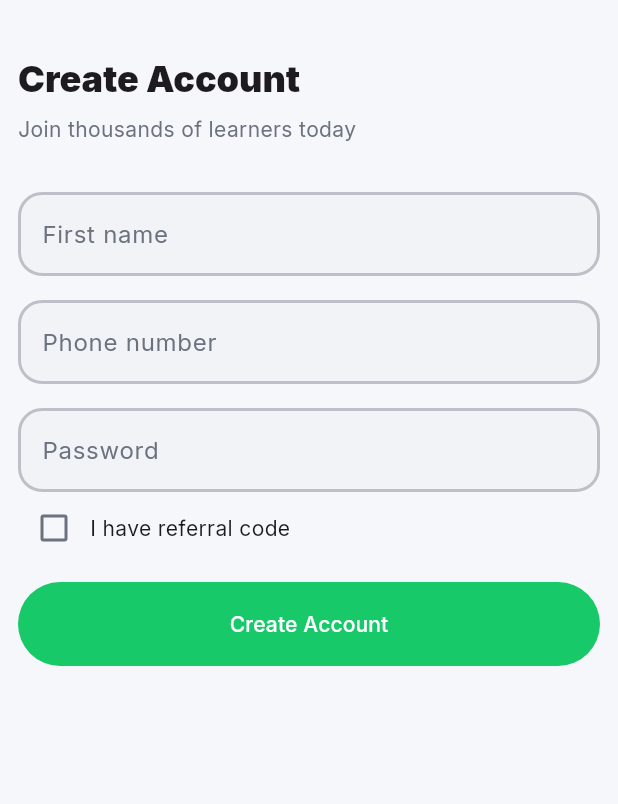
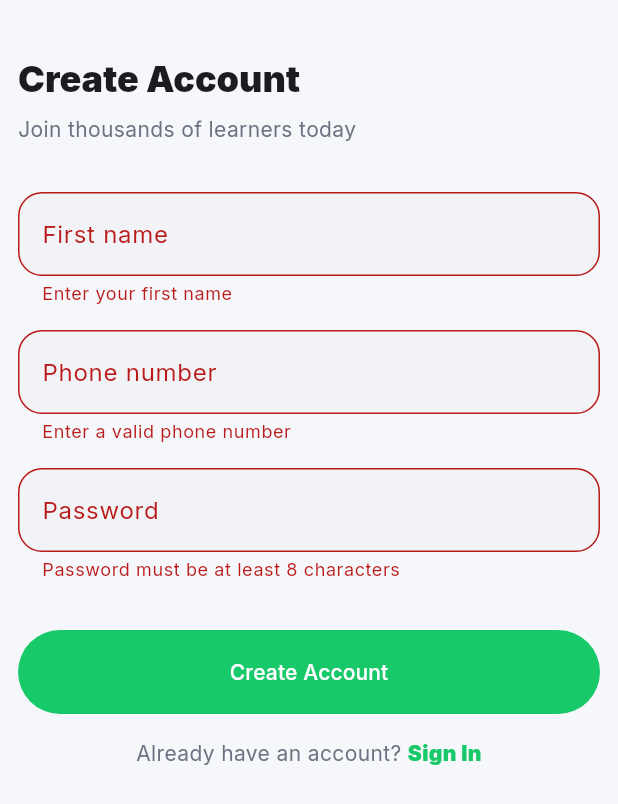
Before and after one commit to khberv-dev/learning-platform-app, a Flutter app: the RegisterScreen screen opened by its route, after a tap on "Create Account", on a phone screen of 412 x 824 dp. Shown: the top 804 px of the screen. Run offline on Flutter 3.47's test engine with Material 3 defaults, Android fonts, the phone set to English and light mode, and no system bars; our stand-ins replace chewie, dio, flutter_riverpod, flutter_svg, go_router, google_fonts and 4 more; missing offline and left inert: talker_dio_logger; accounts and stored records are empty.

Commit message:
feat: implement sign-up flow with auth/sign-up endpoint
- Add signUp to IAuthRepository and AuthRepository (POST auth/sign-up)
- Add UseSignUp use case and RegisterController (AsyncNotifier)
- Rewrite RegisterScreen: validated form, loading state, navigates to /app on success, error snackbar on failure
- Wire "Register" link on LoginScreen to /register and add "Sign In" back-link on RegisterScreen

Co-Authored-By: Claude Sonnet 4.6 <noreply@anthropic.com>

```diff
--- a/lib/core/auth/domain/repository/i_auth_repository.dart
+++ b/lib/core/auth/domain/repository/i_auth_repository.dart
@@ -5,4 +5,10 @@ abstract class IAuthRepository {
     required String phoneNumber,
     required String password,
   });
+
+  Future<AuthEntity> signUp({
+    required String firstName,
+    required String phoneNumber,
+    required String password,
+  });
 }
--- a/lib/ui/auth/register_screen.dart
+++ b/lib/ui/auth/register_screen.dart
@@ -1,101 +1,153 @@
 import 'package:flutter/material.dart';
+import 'package:flutter_riverpod/flutter_riverpod.dart';
+import 'package:go_router/go_router.dart';
 import 'package:student/app/theme/app_spacing.dart';
+import 'package:student/core/auth/presentation/register_controller.dart';
+import 'package:student/ui/main/app_screen.dart';
+import 'package:student/utils/messenger.dart';
 import 'package:student/utils/uz_phone_formatter.dart';
 
-class RegisterScreen extends StatefulWidget {
+class RegisterScreen extends ConsumerStatefulWidget {
   static const path = '/register';
 
   const RegisterScreen({super.key});
 
   @override
-  State<RegisterScreen> createState() => _RegisterScreenState();
+  ConsumerState<RegisterScreen> createState() => _RegisterScreenState();
 }
 
-class _RegisterScreenState extends State<RegisterScreen> {
-  bool hasReferral = false;
-
-  final formKey = GlobalKey<FormState>();
-  final firstNameInputController = TextEditingController();
-  final phoneNumberInputController = TextEditingController();
-  final passwordInputController = TextEditingController();
+class _RegisterScreenState extends ConsumerState<RegisterScreen> {
+  final _formKey = GlobalKey<FormState>();
+  final _firstNameController = TextEditingController();
+  final _phoneController = TextEditingController();
+  final _passwordController = TextEditingController();
 
   @override
   Widget build(BuildContext context) {
-    void onHasReferralClick() {
-      setState(() {
-        hasReferral = !hasReferral;
+    ref.listen<AsyncValue<void>>(registerControllerProvider, (prev, next) {
+      if (prev?.isLoading != true) return;
+      next.whenOrNull(
+        data: (_) => context.go(AppScreen.path),
+        error: (e, _) =>
+            showErrorMessage(context, RegisterController.errorMessage(e)),
+      );
     });
-    }
+
+    final isLoading = ref.watch(registerControllerProvider).isLoading;
 
     return Scaffold(
       body: SafeArea(
         child: SingleChildScrollView(
           child: Padding(
-            padding: EdgeInsets.all(AppSpacing.md),
+            padding: const EdgeInsets.all(AppSpacing.md),
             child: Form(
-              key: formKey,
+              key: _formKey,
               child: Column(
                 crossAxisAlignment: CrossAxisAlignment.start,
                 children: [
-                  SizedBox(height: AppSpacing.xl),
+                  const SizedBox(height: AppSpacing.xl),
                   Text(
-                    "Create Account",
+                    'Create Account',
                     style: Theme.of(context).textTheme.headlineSmall!.copyWith(
                           fontWeight: FontWeight.w900,
                         ),
                   ),
-                  SizedBox(height: AppSpacing.sm),
+                  const SizedBox(height: AppSpacing.sm),
                   Text(
-                    "Join thousands of learners today",
+                    'Join thousands of learners today',
                     style: Theme.of(context).textTheme.bodyMedium!.copyWith(
-                      color: Theme.of(context).colorScheme.onSurfaceVariant,
+                          color:
+                              Theme.of(context).colorScheme.onSurfaceVariant,
                         ),
                   ),
-                  SizedBox(height: AppSpacing.xxl),
+                  const SizedBox(height: AppSpacing.xxl),
                   TextFormField(
-                    decoration: InputDecoration(labelText: "First name"),
+                    controller: _firstNameController,
+                    decoration: const InputDecoration(labelText: 'First name'),
                     textCapitalization: TextCapitalization.sentences,
+                    validator: (value) {
+                      if ((value ?? '').trim().isEmpty) {
+                        return 'Enter your first name';
+                      }
+                      return null;
+                    },
                   ),
-                  SizedBox(height: AppSpacing.lg),
+                  const SizedBox(height: AppSpacing.lg),
                   TextFormField(
-                    decoration: InputDecoration(
-                      labelText: "Phone number",
+                    controller: _phoneController,
+                    decoration: const InputDecoration(
+                      labelText: 'Phone number',
                       prefixText: '+998 ',
                     ),
                     keyboardType: TextInputType.number,
                     inputFormatters: [UzPhoneFormatter()],
+                    validator: (value) {
+                      final digits = (value ?? '').replaceAll(' ', '');
+                      if (digits.length != 9) {
+                        return 'Enter a valid phone number';
+                      }
+                      return null;
+                    },
                   ),
-                  SizedBox(height: AppSpacing.lg),
+                  const SizedBox(height: AppSpacing.lg),
                   TextFormField(
+                    controller: _passwordController,
                     obscureText: true,
-                    decoration: InputDecoration(labelText: "Password"),
+                    decoration: const InputDecoration(labelText: 'Password'),
+                    validator: (value) {
+                      if ((value ?? '').length < 8) {
+                        return 'Password must be at least 8 characters';
+                      }
+                      return null;
+                    },
                   ),
-                  GestureDetector(
-                    onTap: onHasReferralClick,
-                    child: Row(
+                  const SizedBox(height: AppSpacing.xxl),
+                  SizedBox(
+                    width: double.infinity,
+                    child: FilledButton(
+                      onPressed: isLoading ? null : _submit,
+                      child: isLoading
+                          ? const SizedBox(
+                              width: 20,
+                              height: 20,
+                              child: CircularProgressIndicator(
+                                strokeWidth: 2,
+                                color: Colors.white,
+                              ),
+                            )
+                          : const Text('Create Account'),
+                    ),
+                  ),
+                  const SizedBox(height: AppSpacing.lg),
+                  SizedBox(
+                    width: double.infinity,
+                    child: GestureDetector(
+                      onTap: () => context.go('/login'),
+                      child: RichText(
+                        textAlign: TextAlign.center,
+                        text: TextSpan(
+                          style:
+                              Theme.of(context).textTheme.bodyMedium!.copyWith(
+                                    color: Theme.of(context)
+                                        .colorScheme
+                                        .onSurfaceVariant,
+                                  ),
                           children: [
-                        Checkbox(
-                          value: hasReferral,
-                          onChanged: (_) => onHasReferralClick(),
+                            const TextSpan(text: 'Already have an account? '),
+                            TextSpan(
+                              text: 'Sign In',
+                              style: Theme.of(context)
+                                  .textTheme
+                                  .bodyMedium!
+                                  .copyWith(
+                                    color:
+                                        Theme.of(context).colorScheme.primary,
+                                    fontWeight: FontWeight.w900,
                                   ),
-                        Text("I have referral code"),
+                            ),
                           ],
                         ),
                       ),
-                  hasReferral
-                      ? TextFormField(
-                          obscureText: true,
-                          decoration: InputDecoration(
-                            labelText: "Referral code",
-                          ),
-                        )
-                      : SizedBox.shrink(),
-                  SizedBox(height: AppSpacing.md),
-                  SizedBox(
-                    width: double.infinity,
-                    child: FilledButton(
-                      onPressed: () {},
-                      child: Text("Create Account"),
                     ),
                   ),
                 ],
@@ -107,12 +159,23 @@ class _RegisterScreenState extends State<RegisterScreen> {
     );
   }
 
+  void _submit() {
+    if (!_formKey.currentState!.validate()) return;
+
+    final digits = _phoneController.text.replaceAll(' ', '');
+
+    ref.read(registerControllerProvider.notifier).signUp(
+          firstName: _firstNameController.text.trim(),
+          phoneNumber: '998$digits',
+          password: _passwordController.text,
+        );
+  }
+
   @override
   void dispose() {
-    firstNameInputController.dispose();
-    phoneNumberInputController.dispose();
-    passwordInputController.dispose();
-
+    _firstNameController.dispose();
+    _phoneController.dispose();
+    _passwordController.dispose();
     super.dispose();
   }
 }
```
Also changed, not shown: lib/core/auth/data/repository/auth_repository.dart (+25 -0 lines), lib/core/auth/domain/usecase/use_sign_up.dart (added, +24 -0 lines), lib/core/auth/presentation/register_controller.dart (added, +45 -0 lines), lib/ui/auth/login_screen.dart (+10 -3 lines). Lines whose indentation alone changed are shown as unchanged.
